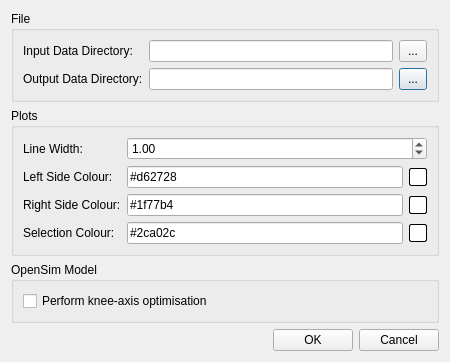
This is src/c3d_parser/view/qt/options_dialog.ui in tsalemink/C3D-parser as Qt 5 draws it before an edit. The edited form follows.
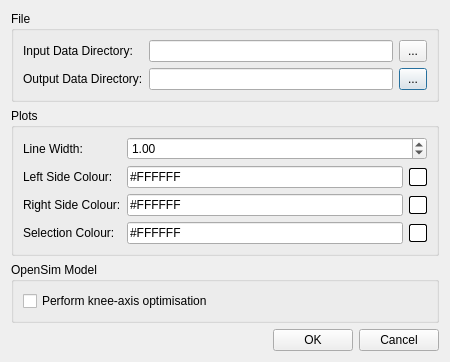
This is the edited form.

The edit to the form file:
```diff
--- a/src/c3d_parser/view/qt/options_dialog.ui
+++ b/src/c3d_parser/view/qt/options_dialog.ui
@@ -129,7 +129,7 @@
         <item>
          <widget class="QLineEdit" name="lineEditLeftColour">
           <property name="text">
-           <string>#d62728</string>
+           <string>#FFFFFF</string>
           </property>
           <property name="maxLength">
            <number>7</number>
@@ -167,7 +167,7 @@
         <item>
          <widget class="QLineEdit" name="lineEditRightColour">
           <property name="text">
-           <string>#1f77b4</string>
+           <string>#FFFFFF</string>
           </property>
           <property name="maxLength">
            <number>7</number>
@@ -205,7 +205,7 @@
         <item>
          <widget class="QLineEdit" name="lineEditSelectionColour">
           <property name="text">
-           <string>#2ca02c</string>
+           <string>#FFFFFF</string>
           </property>
           <property name="maxLength">
            <number>7</number>
```
